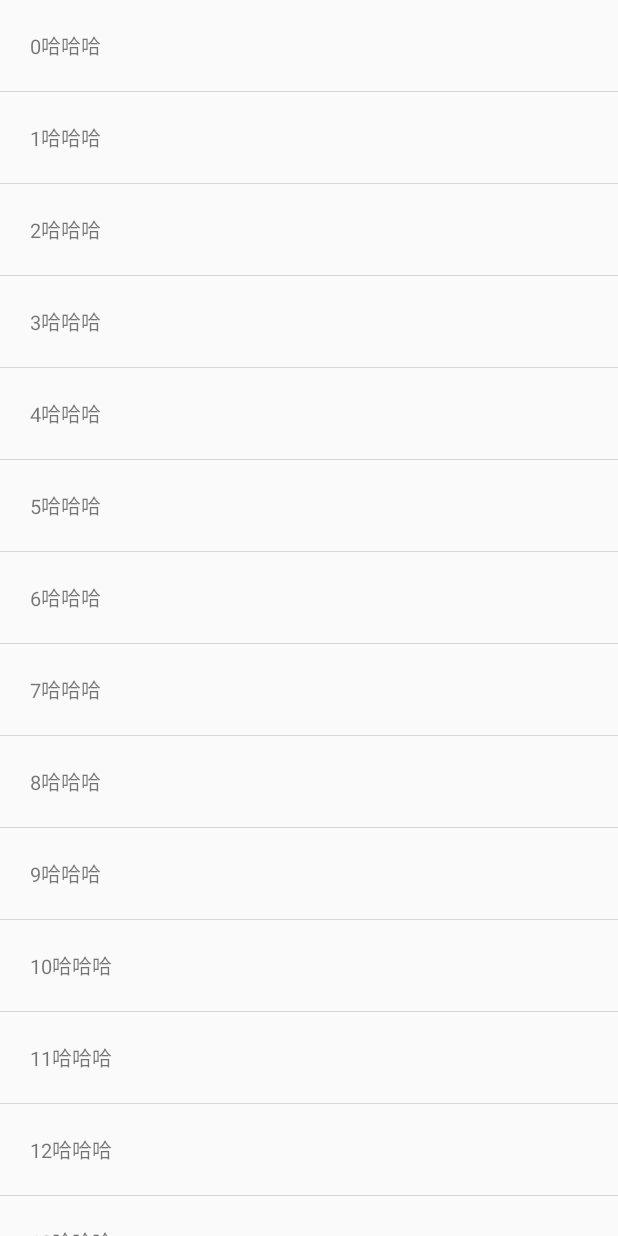
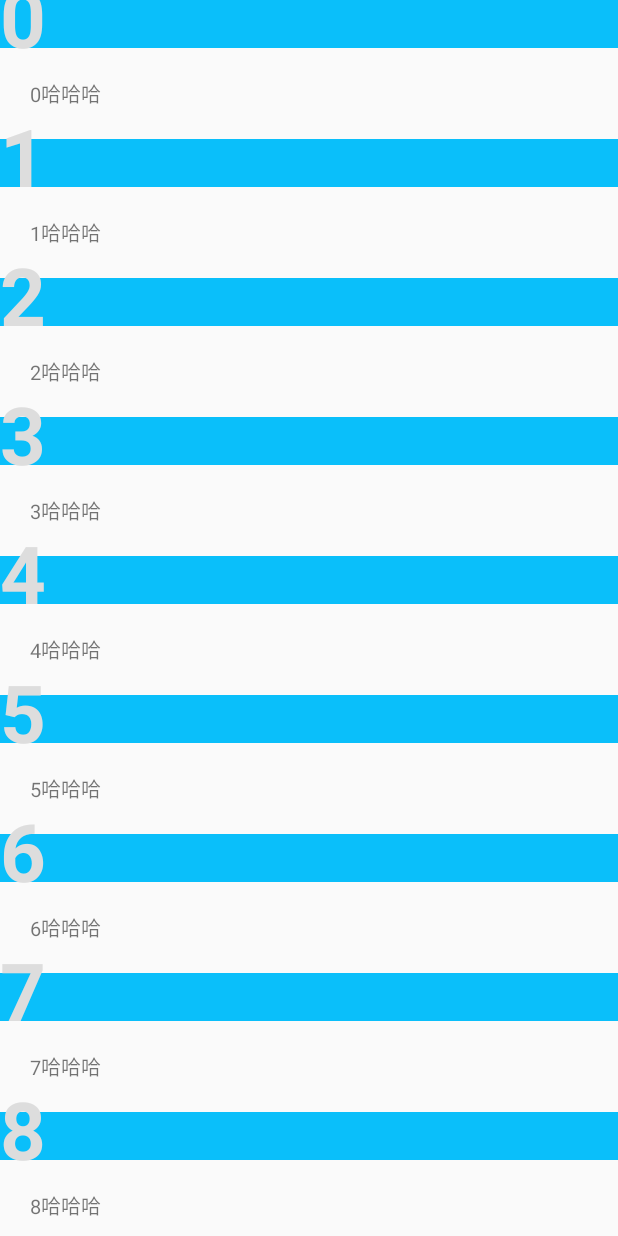
Before and after one commit to Rainorsad/RecycleItemOrition, an Android app: the screen it shows after launch (MainActivity), on a phone screen of 412 x 824 dp. Run offline under Robolectric (Android 15) with nearby library versions, the phone set to English and light mode, and no system bars.

Commit message:
Signed-off-by: Rainorsad <457072858@qq.com>

```diff
--- a/app/src/main/java/com/example/wb/recycleitemorition/MainActivity.java
+++ b/app/src/main/java/com/example/wb/recycleitemorition/MainActivity.java
@@ -19,17 +19,25 @@ public class MainActivity extends AppCompatActivity {
     protected void onCreate(Bundle savedInstanceState) {
         super.onCreate(savedInstanceState);
         setContentView(R.layout.activity_main);
+        s = new ArrayList<>();
+        for (int i=0;i<40;i++){
+            s.add(i+"哈哈哈");
+        }
         recyclerView = (RecyclerView) findViewById(R.id.recycle);
         LinearLayoutManager manager = new LinearLayoutManager(this);
-        ItemOrition itemOrition = new ItemOrition(this);
-        itemOrition.setColor(0xFFDBD6D2);
-        recyclerView.addItemDecoration(itemOrition);
+        recyclerView.addItemDecoration(new ItemOrition(this, ItemOrition.VERTICAL,0XFF0ABFFA,0XFFDDDDDD, new ItemOrition.DecorationCallback() {
+            @Override
+            public long getGroupId(int position) {
+                return Character.toUpperCase(s.get(position).charAt(0));
+            }
+
+            @Override
+            public String getGroupFirstLine(int position) {
+                return s.get(position).substring(0,1).toUpperCase();
+            }
+        }));
         recyclerView.setLayoutManager(manager);
 
-        s = new ArrayList<>();
-        for (int i=0;i<20;i++){
-            s.add(i+"哈哈哈");
-        }
         MyAdapter adapter = new MyAdapter(s);
         recyclerView.setAdapter(adapter);
     }
--- a/itemorition/src/main/java/com/example/itemorition/ItemOrition.java
+++ b/itemorition/src/main/java/com/example/itemorition/ItemOrition.java
@@ -6,15 +6,18 @@ import android.graphics.BitmapFactory;
 import android.graphics.Canvas;
 import android.graphics.Paint;
 import android.graphics.Rect;
+import android.graphics.Typeface;
 import android.support.v7.widget.LinearLayoutManager;
 import android.support.v7.widget.RecyclerView;
+import android.text.TextPaint;
+import android.text.TextUtils;
 import android.view.View;
 
 /**
  * Created by Zhangchen on 2017/8/14.
  */
 
-public class ItemOrition extends RecyclerView.ItemDecoration{
+public class ItemOrition extends RecyclerView.ItemDecoration {
 
     /**
      * 水平方向
@@ -32,7 +35,7 @@ public class ItemOrition extends RecyclerView.ItemDecoration{
     private int padleft = 0;//paddingleft或者paddingtop
     private int padright = 0;//paddingright或者paddingbottom
 
-    private float scale ; //将dp转换为px单位
+    private float scale; //将dp转换为px单位
     private Context context;
     private Paint mPaint;
 
@@ -47,15 +50,42 @@ public class ItemOrition extends RecyclerView.ItemDecoration{
     private boolean isimglabel = false;//是否出现文字标签
     private int imgResource;//图片资源
 
+    private boolean sectionBoolean = false;//打开标签属性
+    private DecorationCallback callback;
+    private TextPaint paintText;
+    private int topGap;
+    private Paint.FontMetrics fontMetrics;
+
+
     public ItemOrition(Context context) {
-        this(context,VERTICAL);
+        this(context, VERTICAL);
     }
 
-    public ItemOrition(Context context,int orientation ) {
+    public ItemOrition(Context context, int orientation) {
         this.context = context;
         this.orientation = orientation;
         mPaint = new Paint();
         scale = context.getResources().getDisplayMetrics().density; //将dp转换为px
+    }
+
+    public ItemOrition(Context context, int orientation, int backgroundcolor,int titlecolor,DecorationCallback callback) {
+        this.context = context;
+        this.orientation = orientation;
+        mPaint = new Paint();
+        scale = context.getResources().getDisplayMetrics().density; //将dp转换为px
+        this.callback = callback;
+        this.sectionBoolean = true;
+
+        mPaint.setColor(backgroundcolor);
+        paintText = new TextPaint();
+        paintText.setTypeface(Typeface.DEFAULT_BOLD);
+        paintText.setAntiAlias(true);
+        paintText.setTextSize(80);
+        paintText.setColor(titlecolor);
+        paintText.getFontMetrics(fontMetrics);
+        paintText.setTextAlign(Paint.Align.LEFT);
+        fontMetrics = new Paint.FontMetrics();
+        topGap = context.getResources().getDimensionPixelOffset(R.dimen.dp_32);
     }
 
     //通过Rect为每个Item设置偏移，用于绘制Decoration
@@ -63,10 +93,18 @@ public class ItemOrition extends RecyclerView.ItemDecoration{
     public void getItemOffsets(Rect outRect, View view, RecyclerView parent, RecyclerView.State state) {
         super.getItemOffsets(outRect, view, parent, state);
         int position = parent.getChildAdapterPosition(view);
-        if (position != 0){
+        if (position != 0) {
             outRect.top = mHeight;
         }
+        if (sectionBoolean) {
+            long groupId = callback.getGroupId(position);
+            if (groupId < 0) return;
+            if (position == 0 || isFirstGroup(position)) { //同组第一个才能添加
+                outRect.top = topGap;
             }
+        }
+    }
+
 
     //通过该方法，在Canvas上绘制内容，在绘制Item之前调用。（如果没有通过getItemOffsets设置偏移的话，Item的内容会将其覆盖）
     @Override
@@ -96,46 +134,64 @@ public class ItemOrition extends RecyclerView.ItemDecoration{
     public void onDrawOver(Canvas c, RecyclerView parent, RecyclerView.State state) {
         super.onDrawOver(c, parent, state);
         Paint mpaint = new Paint();
+        int itemCounrt = state.getItemCount();
         int childcount = parent.getChildCount();
-        if (istvlabel) {
-            mpaint.setColor(0XFF704825);
-            if (labelcolor > 0){
-                mpaint.setColor(labelcolor);
-            }
+        float lineHeight = paintText.getTextSize() + fontMetrics.descent;
+        long pregroup, groupId = -1;
         for (int i = 0; i < childcount; i++) {
             View child = parent.getChildAt(i);
             float left = child.getLeft();
             float right = child.getRight();
             float top = child.getTop();
             float bottom = child.getBottom();
-                if (textsize > 0){
+            if (istvlabel) {
+                mpaint.setColor(0XFF704825);
+                if (labelcolor > 0) {
+                    mpaint.setColor(labelcolor);
+                }
+                if (textsize > 0) {
                     mpaint.setTextSize(textsize);
-                }else {
-                    mpaint.setTextSize((int) (13 * scale +0.5f));
+                } else {
+                    mpaint.setTextSize((int) (13 * scale + 0.5f));
                 }
                 Rect rect = new Rect();
-                mpaint.getTextBounds(labeltext,0,labeltext.length(),rect);
+                mpaint.getTextBounds(labeltext, 0, labeltext.length(), rect);
                 mpaint.setStrokeWidth(5);
-                c.drawText(labeltext,right - labelpadright - (rect.right - rect.left), top + (bottom- top)/2 + (rect.bottom - rect.top)/2,mpaint);
+                c.drawText(labeltext, right - labelpadright - (rect.right - rect.left), top + (bottom - top) / 2 + (rect.bottom - rect.top) / 2, mpaint);
+            } else if (isimglabel) {
+                Bitmap bmp = BitmapFactory.decodeResource(context.getResources(), imgResource);
+                int hweigh = (int) (bottom - top - (int) (30 * scale + 0.5f)) / 2;
+                Rect bitrect = new Rect(0, 0, (int) (30 * scale + 0.5f), (int) (30 * scale + 0.5f));
+                Rect parentrect = new Rect((int) (right - (int) (30 * scale + 0.5f)), (int) (top + hweigh), (int) right, (int) (bottom - hweigh));
+                c.drawBitmap(bmp, bitrect, parentrect, mpaint);
             }
-        }else if (isimglabel){
-            for (int i = 0; i < childcount; i++) {
-                View child = parent.getChildAt(i);
-                float left = child.getLeft();
-                float right = child.getRight();
-                float top = child.getTop();
-                float bottom = child.getBottom();
-                Bitmap bmp = BitmapFactory.decodeResource(context.getResources(),imgResource);
-                int hweigh = (int) (bottom - top - (int)(30 * scale +0.5f))/2;
-                Rect bitrect = new Rect(0,0,(int)(30 * scale +0.5f),(int)(30 * scale +0.5f));
-                Rect parentrect = new Rect((int)( right - (int)(30 * scale +0.5f) ),(int)(top + hweigh ),(int) right,(int)(bottom - hweigh));
-                c.drawBitmap(bmp,bitrect,parentrect,mpaint);
+            if (sectionBoolean) {
+                int position = parent.getChildAdapterPosition(child);
+                pregroup = groupId;
+                groupId = callback.getGroupId(position);
+                if (groupId < 0 || pregroup == groupId) continue;
+                String textLine = callback.getGroupFirstLine(position).toUpperCase();
+                if (TextUtils.isEmpty(textLine)) continue;
+
+                float textY = Math.max(topGap, child.getTop());
+                if (position + 1 < itemCounrt) {
+                    //下一个和前一个不一样移动当前
+                    long nextGroupId = callback.getGroupId(position + 1);
+                    if (nextGroupId != groupId && child.getBottom() < textY) {
+                        textY = child.getBottom();
                     }
                 }
+                c.drawRect(left, textY - topGap, right, textY, mPaint);
+                c.drawText(textLine, left, textY, paintText);
+            }
+        }
+
+
     }
 
     /**
      * 设置分隔线颜色
+     *
      * @param color
      */
     public void setColor(int color) {
@@ -145,46 +201,70 @@ public class ItemOrition extends RecyclerView.ItemDecoration{
 
     /**
      * 设置分隔线高度 dp
+     *
      * @param height
      */
     public void setHeight(int height) {
-        this.mHeight = (int) (height * scale +0.5f);
+        this.mHeight = (int) (height * scale + 0.5f);
     }
 
     /**
      * 设置分隔线padding
      */
-    public void setPadding(int one,int two){
-        padleft = (int) (one * scale +0.5f);
-        padright = (int) (two * scale +0.5f);
+    public void setPadding(int one, int two) {
+        padleft = (int) (one * scale + 0.5f);
+        padright = (int) (two * scale + 0.5f);
     }
 
     public void setPadding(int i) {
-        padleft = padright = (int) (i * scale +0.5f);
+        padleft = padright = (int) (i * scale + 0.5f);
     }
 
     /**
      * 是否添加标签
      */
-    public void setLabel(boolean islabel,String text,int padright,int color,int textsize){
+    public void setLabel(boolean islabel, String text, int padright, int color, int textsize) {
         this.istvlabel = islabel;
         this.labeltext = text;
         this.labelcolor = color;
-        this.labelpadright = (int) (padright * scale +0.5f);
-        this.textsize = (int) (textsize * scale +0.5f);
+        this.labelpadright = (int) (padright * scale + 0.5f);
+        this.textsize = (int) (textsize * scale + 0.5f);
     }
 
-    public void setLabel(boolean islabel,String text,int padright){
+    public void setLabel(boolean islabel, String text, int padright) {
         this.istvlabel = islabel;
         this.labeltext = text;
-        this.labelpadright = (int) (padright * scale +0.5f);
+        this.labelpadright = (int) (padright * scale + 0.5f);
     }
 
     /**
      * 是否添加图片型标签
      */
-    public void setImageLabel(boolean isimglabel,int imgResource){
+    public void setImageLabel(boolean isimglabel, int imgResource) {
         this.isimglabel = isimglabel;
         this.imgResource = imgResource;
     }
+
+    /**
+     * 判断是否是该组数据第一个
+     *
+     * @param position
+     * @return
+     */
+    private boolean isFirstGroup(int position) {
+        if (position == 0) {
+            return true;
+        } else {
+            long prevGroupId = callback.getGroupId(position - 1);
+            long groupId = callback.getGroupId(position);
+            return prevGroupId != groupId;
         }
+    }
+
+    public interface DecorationCallback {
+        long getGroupId(int position);
+
+        String getGroupFirstLine(int position);
+    }
+
+}
--- /dev/null
+++ b/itemorition/src/main/res/values/dimens.xml
@@ -0,0 +1,4 @@
+<resources>
+    <!-- Default screen margins, per the Android Design guidelines. -->
+    <dimen name="dp_32">32dp</dimen>
+</resources>
```
Also changed, not shown: 1 other file. Lines whose indentation alone changed are shown as unchanged.
